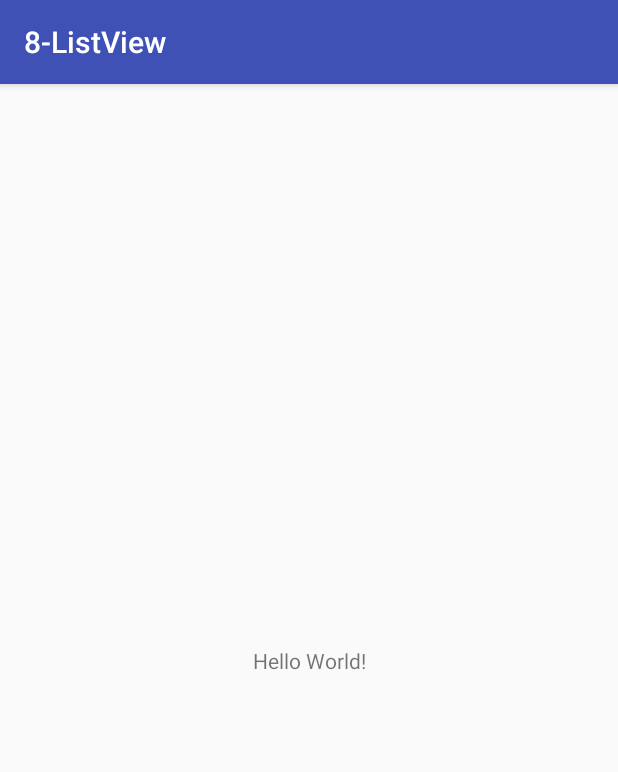
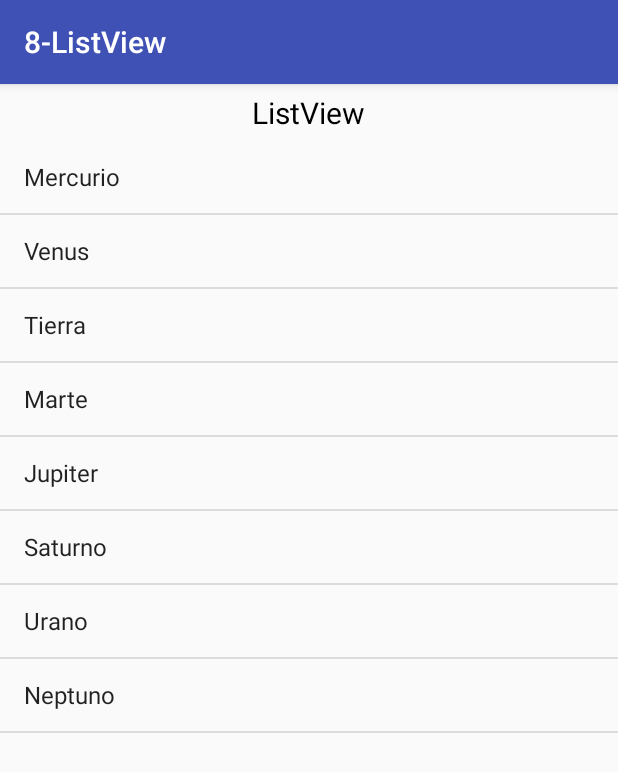
Before and after one commit to jocode/android-remind, an Android app: the screen it shows after launch (MainActivity), on a phone screen of 412 x 824 dp. Shown: the top 772 px of the screen. Run offline under Robolectric (Android 15) with nearby library versions, the phone set to English and light mode, and no system bars.

Commit message:
Listview - Cargar la lista desde resources en xml
1. Creo el diseño de la aplicación. Para ello coloco un TextView y un ListView, al cuál le asigno un id.
2. Creoun nuevo archivo llamado arrays.xml en la carpeta values dentro de res.
3. Dentro del archivo arrays.xml, creo un string-array con el nombre de list_planets, y dentro de él coloco un listado de items, que serán los nombres de los planetas
4. En el MainActivity, declaro el ListView y hago la instancia del elemento de la vista.
5. Creo un ArrayAdapter, en el cuál escojo el diseño y los valores del array que he creado en el archivo arrays.xml
6. Finalmente asigno el adaptador al ListView

```diff
--- a/8-ListView/app/src/main/java/com/example/a8_listview/MainActivity.java
+++ b/8-ListView/app/src/main/java/com/example/a8_listview/MainActivity.java
@@ -2,12 +2,22 @@ package com.example.a8_listview;
 
 import android.support.v7.app.AppCompatActivity;
 import android.os.Bundle;
+import android.widget.ArrayAdapter;
+import android.widget.ListView;
 
 public class MainActivity extends AppCompatActivity {
+
+    ListView lvPlanetas;
 
     @Override
     protected void onCreate(Bundle savedInstanceState) {
         super.onCreate(savedInstanceState);
         setContentView(R.layout.activity_main);
+
+        lvPlanetas = (ListView) findViewById(R.id.lvPlanetas);
+
+        ArrayAdapter<CharSequence> adapter = ArrayAdapter.createFromResource(this, R.array.list_planets, android.R.layout.simple_list_item_1);
+        lvPlanetas.setAdapter(adapter);
+
     }
 }
--- a/8-ListView/app/src/main/res/layout/activity_main.xml
+++ b/8-ListView/app/src/main/res/layout/activity_main.xml
@@ -1,18 +1,22 @@
-<?xml version="1.0" encoding="utf-8"?>
-<android.support.constraint.ConstraintLayout xmlns:android="http://schemas.android.com/apk/res/android"
-    xmlns:app="http://schemas.android.com/apk/res-auto"
-    xmlns:tools="http://schemas.android.com/tools"
-    android:layout_width="match_parent"
+<LinearLayout android:layout_width="match_parent"
     android:layout_height="match_parent"
-    tools:context="com.example.a8_listview.MainActivity">
+    android:orientation="vertical"
+    xmlns:android="http://schemas.android.com/apk/res/android">
 
     <TextView
         android:layout_width="wrap_content"
         android:layout_height="wrap_content"
-        android:text="Hello World!"
-        app:layout_constraintBottom_toBottomOf="parent"
-        app:layout_constraintLeft_toLeftOf="parent"
-        app:layout_constraintRight_toRightOf="parent"
-        app:layout_constraintTop_toTopOf="parent" />
+        android:layout_gravity="center_horizontal"
+        android:text="ListView"
+        android:textSize="20sp"
+        android:layout_margin="5dp"
+        android:textColor="@android:color/black"/>
 
-</android.support.constraint.ConstraintLayout>
+    <ListView
+        android:id="@+id/lvPlanetas"
+        android:layout_width="match_parent"
+        android:layout_height="match_parent">
+
+    </ListView>
+
+</LinearLayout>
--- /dev/null
+++ b/8-ListView/app/src/main/res/values/arrays.xml
@@ -0,0 +1,13 @@
+<?xml version="1.0" encoding="utf-8"?>
+<resources>
+    <string-array name="list_planets">
+        <item>Mercurio</item>
+        <item>Venus</item>
+        <item>Tierra</item>
+        <item>Marte</item>
+        <item>Jupiter</item>
+        <item>Saturno</item>
+        <item>Urano</item>
+        <item>Neptuno</item>
+    </string-array>
+</resources>
```
